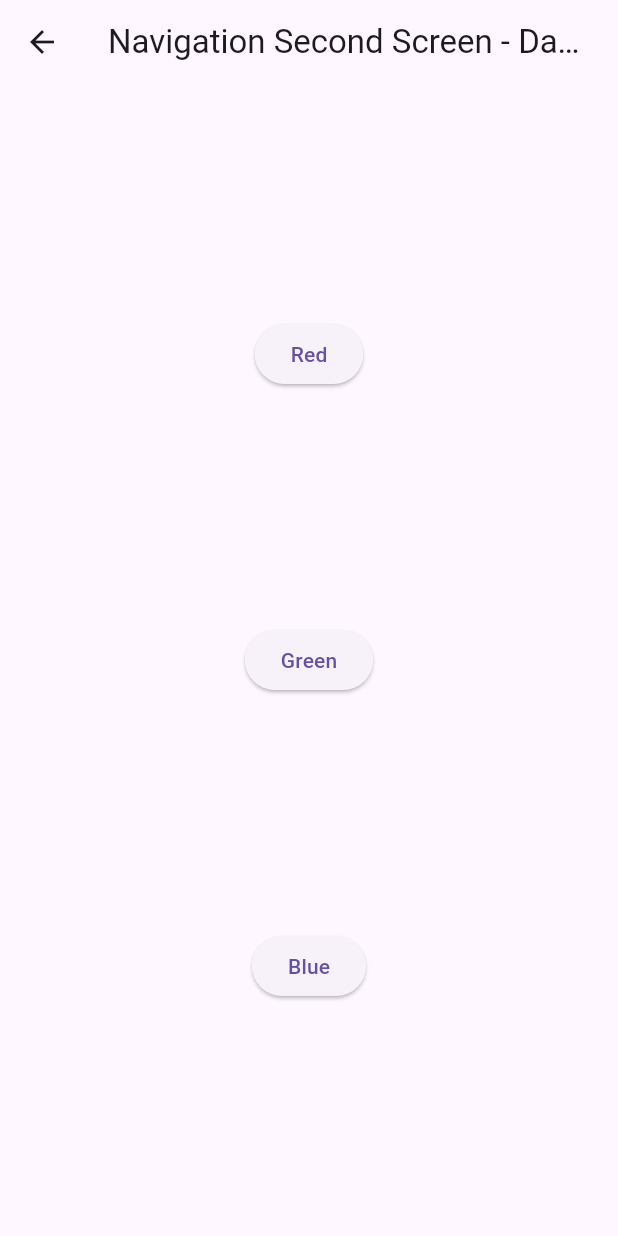
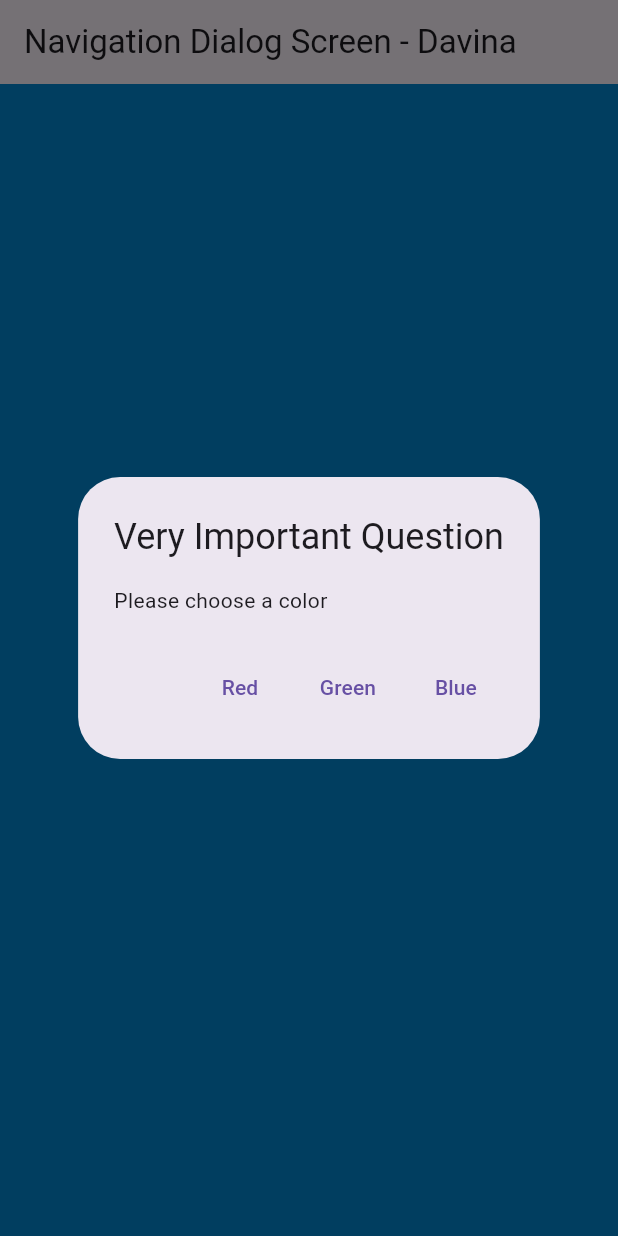
Before and after one commit to davinalfy/src-week-5, a Flutter app: the screen it shows after launch, after a tap on "Change Color", on a phone screen of 412 x 824 dp. Run offline on Flutter 3.47's test engine with Material 3 defaults, Android fonts, the phone set to English and light mode, and no system bars; our stand-ins replace geolocator.

```diff
--- a/lib/main.dart
+++ b/lib/main.dart
@@ -1,4 +1,5 @@
 import 'dart:async';
+import 'package:books/navigation_dialog.dart';
 import 'package:books/navigation_first.dart';
 import 'package:flutter/material.dart';
 import 'package:http/http.dart';
@@ -21,7 +22,7 @@ class MyApp extends StatelessWidget {
         primarySwatch: Colors.blue,
         visualDensity: VisualDensity.adaptivePlatformDensity,
       ),
-      home: const NavigationFirst(),
+      home: const NavigationDialogScreen(),
     );
   }
 }
--- /dev/null
+++ b/lib/navigation_dialog.dart
@@ -0,0 +1,67 @@
+import 'package:flutter/material.dart';
+
+class NavigationDialogScreen extends StatefulWidget {
+  const NavigationDialogScreen({super.key});
+
+  @override
+  State<NavigationDialogScreen> createState() => _NavigationDialogScreenState();
+}
+
+class _NavigationDialogScreenState extends State<NavigationDialogScreen> {
+  Color color = Colors.lightBlue.shade700;
+
+  @override
+  Widget build(BuildContext context) {
+    return Scaffold(
+      backgroundColor: color,
+      appBar: AppBar(
+        title: const Text('Navigation Dialog Screen - Davina'),
+      ),
+      body: Center(
+        child: ElevatedButton(
+          child: const Text('Change Color'),
+          onPressed: () {_showColorDialog(context);}
+        ),
+      ),
+    );
+  }
+
+  _showColorDialog(BuildContext context) async {
+    await showDialog(
+      barrierDismissible: false,
+      context: context,
+      builder: (_) {
+        return AlertDialog(
+          title: const Text('Very Important Question'),
+          content: const Text('Please choose a color'),
+          actions: <Widget> [
+            TextButton(
+              child: const Text('Red'),
+              onPressed: () {
+                color = Colors.red.shade300;
+                Navigator.pop(context, color);
+              }
+            ),
+
+            TextButton(
+              child: const Text('Green'),
+              onPressed: () {
+                color = Colors.green.shade300;
+                Navigator.pop(context, color);
+              }
+            ),
+
+            TextButton(
+              child: const Text('Blue'),
+              onPressed: () {
+                color = Colors.blue.shade300;
+                Navigator.pop(context, color);
+              }
+            ),
+          ],
+        );
+      }
+    );
+    setState(() {});
+  }
+}
```
Also changed, not shown: images/W5-soal17-2.jpg (added), 2 other files.
